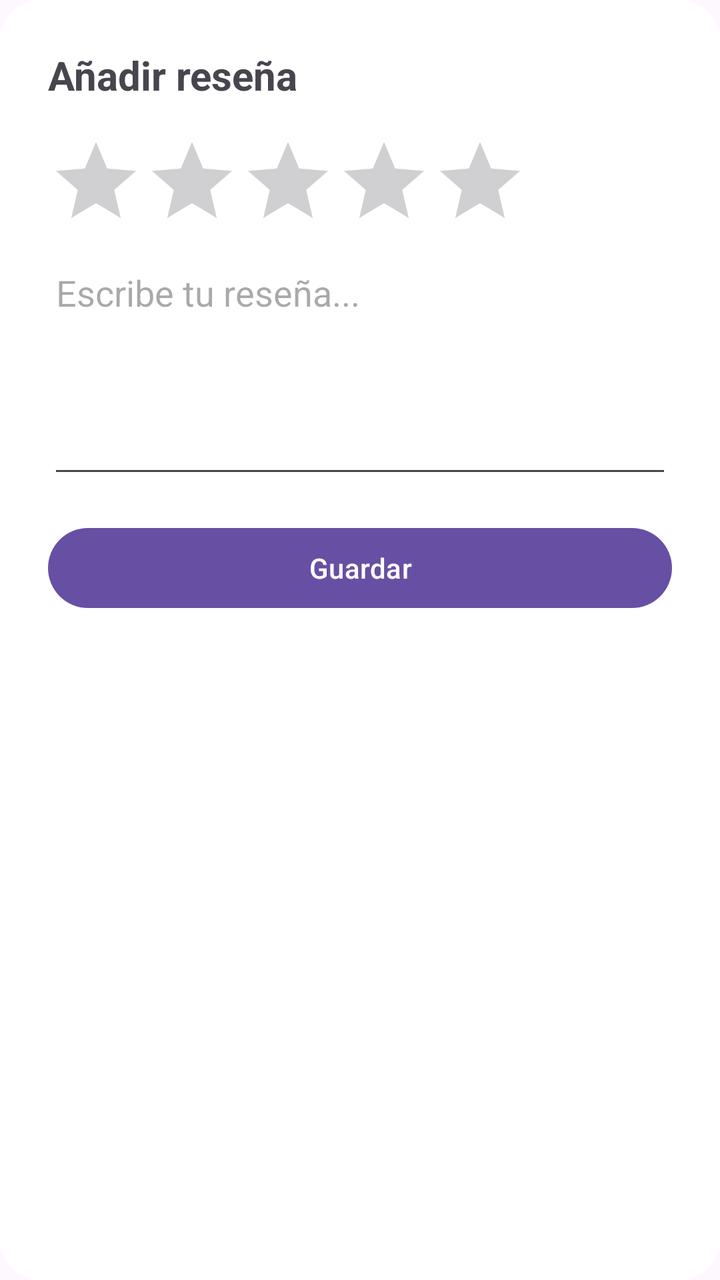
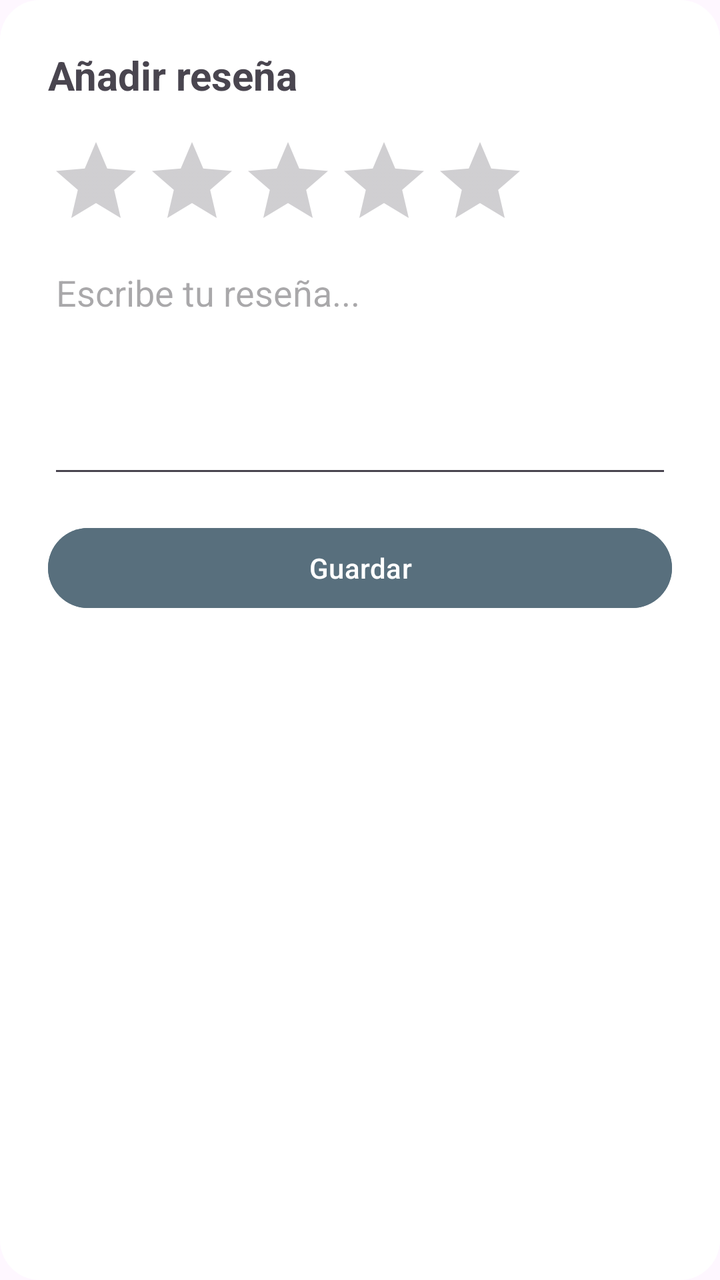

An Android layout rendered at two revisions. The XML below is the earlier revision; the diff shows what the commit changed to produce the second picture.
<!-- AndroidManifest.xml: application theme Theme.ScreenTime -->
<!-- res/layout/dialog_resenya.xml -->
<?xml version="1.0" encoding="utf-8"?>
<LinearLayout xmlns:android="http://schemas.android.com/apk/res/android"
    android:orientation="vertical"
    android:padding="24dp"
    android:background="@drawable/popup_background"
    android:layout_width="match_parent"
    android:layout_height="wrap_content">

    <TextView
        android:layout_width="wrap_content"
        android:layout_height="wrap_content"
        android:text="Añadir reseña"
        android:textSize="20sp"
        android:textStyle="bold"
        android:paddingBottom="16dp"/>

    <RatingBar
        android:id="@+id/rbValoracion"
        android:layout_width="wrap_content"
        android:layout_height="wrap_content"
        android:numStars="5"
        android:stepSize="0.5" />

    <EditText
        android:id="@+id/etDescripcion"
        android:layout_width="match_parent"
        android:layout_height="wrap_content"
        android:hint="Escribe tu reseña..."
        android:minHeight="120dp"
        android:gravity="top"
        android:inputType="textMultiLine"
        android:paddingTop="10dp" />

    <Button
        android:id="@+id/btnGuardarResena"
        android:layout_width="match_parent"
        android:layout_height="wrap_content"
        android:text="Guardar"
        android:layout_marginTop="16dp" />

</LinearLayout>
<!-- resources referenced by this layout -->
<resources>
  <!-- drawable popup_background (drawable) -->
  <?xml version="1.0" encoding="utf-8"?>
  <shape xmlns:android="http://schemas.android.com/apk/res/android"
      android:shape="rectangle">
      <solid android:color="@android:color/white"/>
      <corners android:radius="20dp"/>
      <padding android:left="20dp" android:top="20dp" android:right="20dp" android:bottom="20dp"/>
  </shape>
  <style name="Theme.ScreenTime" parent="Theme.Material3.DayNight.NoActionBar">
          
          
      </style>
</resources>

<!-- the commit's change to res/layout/dialog_resenya.xml (unified diff, before → after) -->
@@ -35,6 +35,7 @@
         android:id="@+id/btnGuardarResena"
         android:layout_width="match_parent"
         android:layout_height="wrap_content"
+        android:backgroundTint="@color/screentimeColor"
         android:text="Guardar"
         android:layout_marginTop="16dp" />
 
<!-- resource entries referenced after the edit -->
@@ -1,5 +1,6 @@
 <!-- resources referenced by this layout -->
 <resources>
+  <color name="screentimeColor">#586F7D</color>
   <!-- drawable popup_background (drawable) -->
   <?xml version="1.0" encoding="utf-8"?>
   <shape xmlns:android="http://schemas.android.com/apk/res/android"
